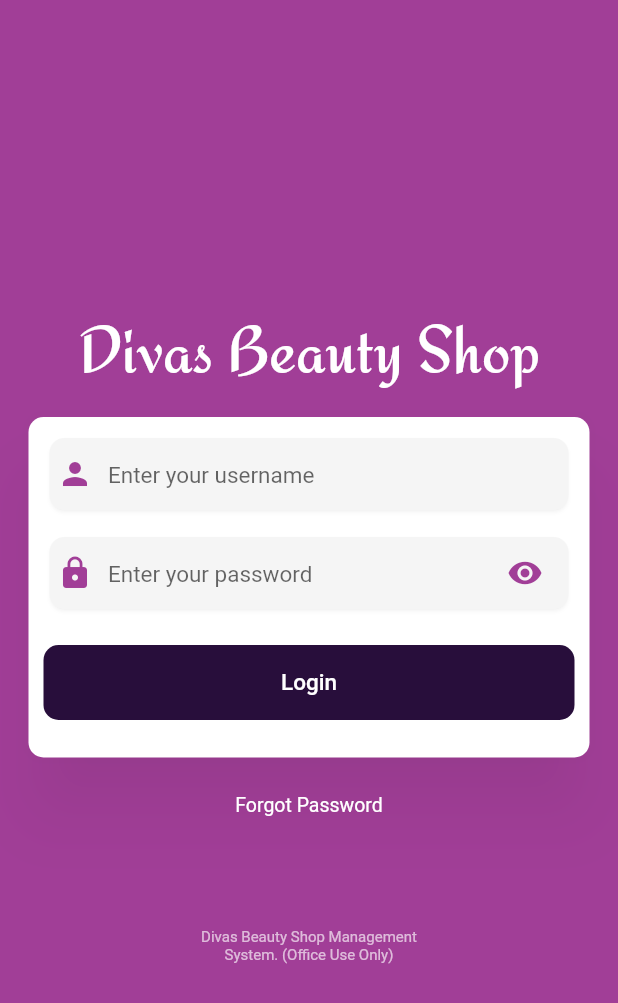
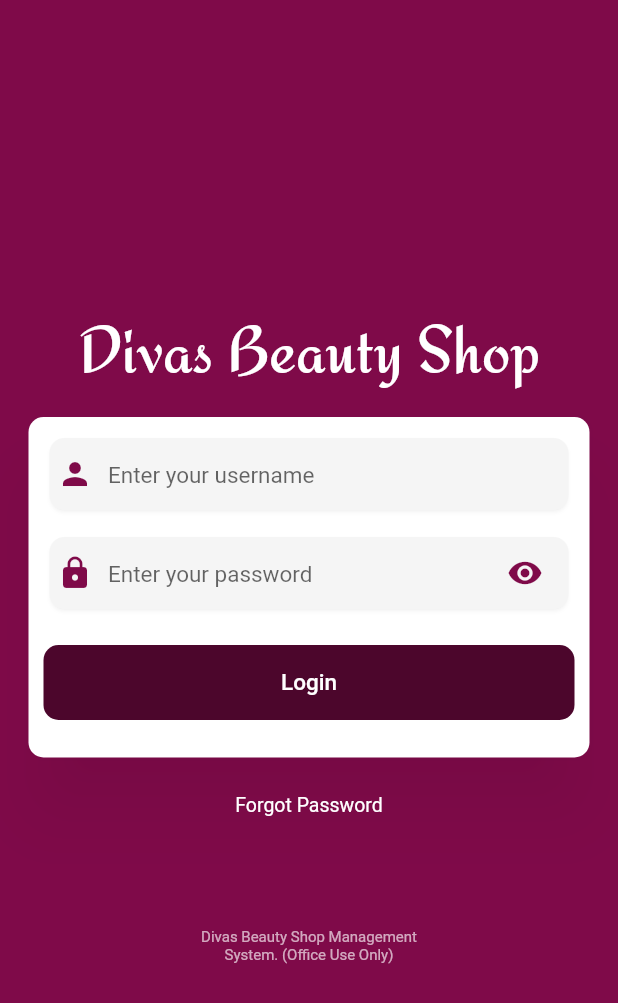
Before and after one commit to Hackman-Adu/shopManagementApp, a Flutter app: the screen it shows after launch, after a tap on the "visibility off" icon, on a phone screen of 412 x 824 dp. Shown: the top 1003 px of the screen. Run offline on Flutter 3.47's test engine with Material 2 defaults, Android fonts, the phone set to English and light mode, and no system bars.

Commit message:
commenting codes

```diff
--- a/lib/pages/login.dart
+++ b/lib/pages/login.dart
@@ -22,6 +22,8 @@ class LoginState extends State<Login> with SingleTickerProviderStateMixin {
   CurvedAnimation curve;
   String username = "";
   String password = "";
+
+  //handling non-backend login
   void login() {
     this.formKey.currentState.save();
     if (this.username.trim() == '' || this.password.trim() == '') {
--- a/lib/pages/managePayment.dart
+++ b/lib/pages/managePayment.dart
@@ -16,6 +16,8 @@ class ManagePaymentState extends State<ManagePayments> {
   List<Customers> customers = Customers().getCustomers();
   String defaultFilter = "All";
   bool isLoading = true;
+
+  //initializing values for the filter options
   List<String> filterValues = [
     'All',
     'Today',
@@ -25,6 +27,8 @@ class ManagePaymentState extends State<ManagePayments> {
     'This Month',
     'Last Month'
   ];
+
+  //header widget
   Widget header() {
     return Row(
       children: [
@@ -57,6 +61,7 @@ class ManagePaymentState extends State<ManagePayments> {
     );
   }
 
+//displaying the bottom sheet
   Future<String> showFilterOptions(BuildContext context) async {
     return await showModalBottomSheet(
         shape: RoundedRectangleBorder(
--- a/lib/pages/manageServices.dart
+++ b/lib/pages/manageServices.dart
@@ -31,6 +31,7 @@ class ManageServiceState extends State<ManageServices> {
     });
   }
 
+//header widget
   Widget header() {
     return Row(
       children: [
@@ -52,6 +53,7 @@ class ManageServiceState extends State<ManageServices> {
     );
   }
 
+//displaying the add new service alert dialog
   Future<MyServices> addNewService() async {
     return showDialog(
         context: context,
--- a/lib/pages/newCustomer.dart
+++ b/lib/pages/newCustomer.dart
@@ -20,6 +20,7 @@ class AddNewCustomerState extends State<AddNewCustomer> {
     );
   }
 
+//generating inputfields for the add new customer form
   List<Widget> generateInputFields() {
     return [
       CustomFormField(
--- a/lib/pages/splashscreen.dart
+++ b/lib/pages/splashscreen.dart
@@ -28,8 +28,8 @@ class SplashScreenState extends State<SplashScreen> {
         height: height,
         decoration: BoxDecoration(
             image: DecorationImage(
-                colorFilter:
-                    ColorFilter.mode(Utils.kPrimaryColor, BlendMode.modulate),
+                colorFilter: ColorFilter.mode(
+                    Colors.black.withOpacity(0.5), BlendMode.multiply),
                 fit: BoxFit.cover,
                 image: AssetImage("assets/images/pageBackground.jpg"))),
         width: double.infinity,
--- a/lib/utils/utils.dart
+++ b/lib/utils/utils.dart
@@ -3,11 +3,13 @@ import 'package:flutter/cupertino.dart';
 import 'dart:io';
 
 class Utils {
-  static const Color kPrimaryColor = Color(0XFFFA13E97);
-  static const Color kDarkPrimaryColor = Color(0XFFF280e3b);
+  //constant values
+  static const Color kPrimaryColor = Color(0XFFF7f0a49);
+  static const Color kDarkPrimaryColor = Color(0XFFF4c062c);
   static const String shopName = "Divas Beauty Shop";
   static const String family = "ShipporiMincho-Regular";
 
+//static style for the menu(Navigation drawer) items
   static TextStyle menuTextStyle() {
     return TextStyle(
       color: Colors.black.withOpacity(0.80),
@@ -15,6 +17,7 @@ class Utils {
     );
   }
 
+//platform specific loading spinner
   static Widget spinner() {
     return Platform.isAndroid
         ? CircularProgressIndicator(
@@ -25,6 +28,7 @@ class Utils {
           );
   }
 
+//platform specific action alert(Yes or No Alert)
   static Future<bool> actionAlert(
       {BuildContext context,
       String title,
@@ -77,6 +81,7 @@ class Utils {
             });
   }
 
+//platform specific simple alert(With just Okay Button)
   static simpleAlert(
       {BuildContext context,
       String title,
@@ -114,6 +119,7 @@ class Utils {
             });
   }
 
+//android loadingDialog spinner
   static androidLoadingSpinner(BuildContext context, {String text}) {
     showDialog(
         barrierDismissible: false,
@@ -144,6 +150,7 @@ class Utils {
     ));
   }
 
+//custom floating action button
   static Widget customFloatingButton(
       {BuildContext context, Function function, String text}) {
     return FloatingActionButton.extended(
@@ -170,6 +177,7 @@ class Utils {
     );
   }
 
+//iOSloadingDialog spinner
   static iOSLoadingSpinner(BuildContext context, {String text}) {
     showCupertinoDialog(
         barrierDismissible: false,
@@ -190,6 +198,7 @@ class Utils {
         });
   }
 
+//static method to handle page navigation across the app
   static void navigation(
       {@required BuildContext context, @required Widget destination}) {
     Navigator.push(
```
Also changed, not shown: lib/pages/home.dart (+9 -4 lines), 1 other file.
